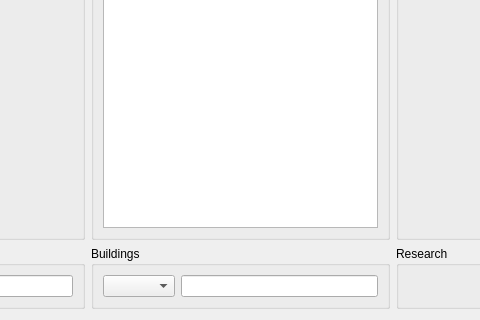
Qt form core/ui/ManitaeSummary.ui (happy5214/manitae) before a commit; both pictures show x 224 to 704 and y 279 to 599 of the 929 by 599 pixel window.
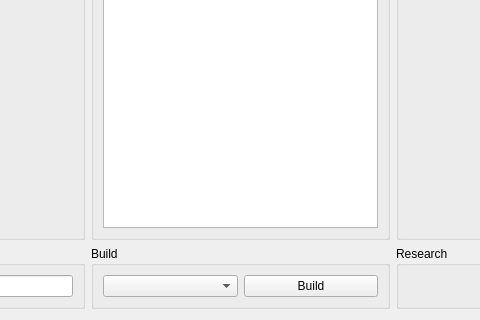
The same form after that commit.

Commit message: Adding PopulationManager; adding Person to core; adding new package people; adding Citizen to people; merging ManitaeBuildWidget to ManitaeSummary

The edit to the form file:
```diff
--- a/core/ui/ManitaeSummary.ui
+++ b/core/ui/ManitaeSummary.ui
@@ -335,19 +335,16 @@
      <item row="1" column="1">
       <widget class="QGroupBox" name="groupBox_6">
        <property name="title">
-        <string>Buildings</string>
+        <string>Build</string>
        </property>
-       <layout class="QFormLayout" name="formLayout_4">
+       <layout class="QGridLayout" name="gridLayout_3">
         <item row="0" column="0">
-         <widget class="QComboBox" name="buildingComboBox"/>
+         <widget class="QComboBox" name="buildComboBox"/>
         </item>
         <item row="0" column="1">
-         <widget class="QLineEdit" name="buildingLineEdit">
-          <property name="enabled">
-           <bool>true</bool>
-          </property>
-          <property name="readOnly">
-           <bool>true</bool>
+         <widget class="QPushButton" name="buildPushButton">
+          <property name="text">
+           <string>Build</string>
           </property>
          </widget>
         </item>
```
Left out of the diff: 5 changed lines with no effect on the pictures. The commit also changes 16 other files.
